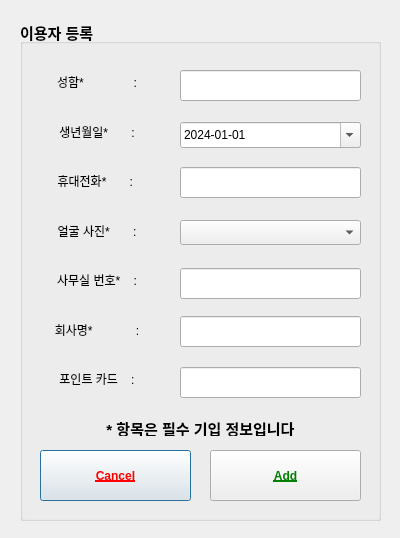
Old version of the form src/rio_ui/rio_ui/ui/add_user.ui in the repository addinedu-ros-4th/ros-repo-1.
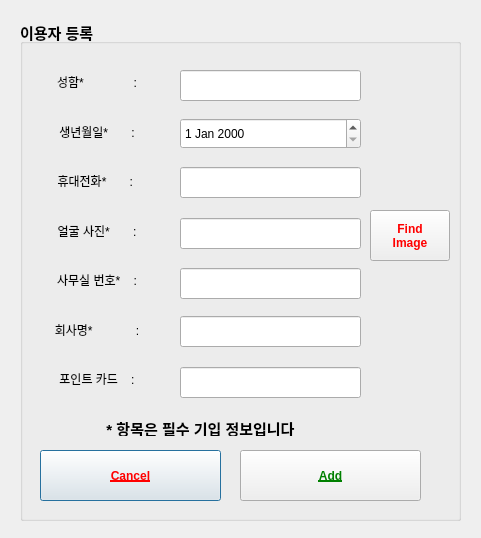
New version of the form.

```diff
--- a/src/rio_ui/rio_ui/ui/add_user.ui
+++ b/src/rio_ui/rio_ui/ui/add_user.ui
@@ -6,7 +6,7 @@
    <rect>
     <x>0</x>
     <y>0</y>
-    <width>400</width>
+    <width>481</width>
     <height>538</height>
    </rect>
   </property>
@@ -25,7 +25,7 @@
     <rect>
      <x>20</x>
      <y>20</y>
-     <width>361</width>
+     <width>441</width>
      <height>501</height>
     </rect>
    </property>
@@ -43,7 +43,7 @@
      <rect>
       <x>20</x>
       <y>430</y>
-      <width>151</width>
+      <width>181</width>
       <height>51</height>
      </rect>
     </property>
@@ -67,9 +67,9 @@
    <widget class="QPushButton" name="addBtn">
     <property name="geometry">
      <rect>
-      <x>190</x>
+      <x>220</x>
       <y>430</y>
-      <width>151</width>
+      <width>181</width>
       <height>51</height>
      </rect>
     </property>
@@ -102,85 +102,6 @@
      <bool>false</bool>
     </property>
    </widget>
-   <widget class="QComboBox" name="faceInfo">
-    <property name="geometry">
-     <rect>
-      <x>160</x>
-      <y>200</y>
-      <width>181</width>
-      <height>25</height>
-     </rect>
-    </property>
-    <item>
-     <property name="text">
-      <string/>
-     </property>
-    </item>
-    <item>
-     <property name="text">
-      <string>회의</string>
-     </property>
-    </item>
-    <item>
-     <property name="text">
-      <string>점심</string>
-     </property>
-    </item>
-    <item>
-     <property name="text">
-      <string>저녁</string>
-     </property>
-    </item>
-   </widget>
-   <widget class="QDateEdit" name="birthInfo">
-    <property name="geometry">
-     <rect>
-      <x>160</x>
-      <y>102</y>
-      <width>181</width>
-      <height>26</height>
-     </rect>
-    </property>
-    <property name="dateTime">
-     <datetime>
-      <hour>0</hour>
-      <minute>0</minute>
-      <second>0</second>
-      <year>2024</year>
-      <month>1</month>
-      <day>1</day>
-     </datetime>
-    </property>
-    <property name="maximumDateTime">
-     <datetime>
-      <hour>23</hour>
-      <minute>59</minute>
-      <second>59</second>
-      <year>2024</year>
-      <month>12</month>
-      <day>31</day>
-     </datetime>
-    </property>
-    <property name="minimumDateTime">
-     <datetime>
-      <hour>0</hour>
-      <minute>0</minute>
-      <second>0</second>
-      <year>2024</year>
-      <month>1</month>
-      <day>1</day>
-     </datetime>
-    </property>
-    <property name="currentSection">
-     <enum>QDateTimeEdit::YearSection</enum>
-    </property>
-    <property name="displayFormat">
-     <string>yyyy-mM-dd</string>
-    </property>
-    <property name="calendarPopup">
-     <bool>true</bool>
-    </property>
-   </widget>
    <widget class="QLineEdit" name="nameInfo">
     <property name="geometry">
      <rect>
@@ -336,6 +257,40 @@
      <set>Qt::AlignCenter</set>
     </property>
    </widget>
+   <widget class="QDateEdit" name="birthInfo">
+    <property name="geometry">
+     <rect>
+      <x>160</x>
+      <y>98</y>
+      <width>181</width>
+      <height>31</height>
+     </rect>
+    </property>
+   </widget>
+   <widget class="QLineEdit" name="faceInfo">
+    <property name="geometry">
+     <rect>
+      <x>160</x>
+      <y>198</y>
+      <width>181</width>
+      <height>31</height>
+     </rect>
+    </property>
+   </widget>
+   <widget class="QPushButton" name="findImageBtn">
+    <property name="geometry">
+     <rect>
+      <x>350</x>
+      <y>190</y>
+      <width>80</width>
+      <height>51</height>
+     </rect>
+    </property>
+    <property name="text">
+     <string>Find
+Image</string>
+    </property>
+   </widget>
   </widget>
  </widget>
  <resources/>
```
